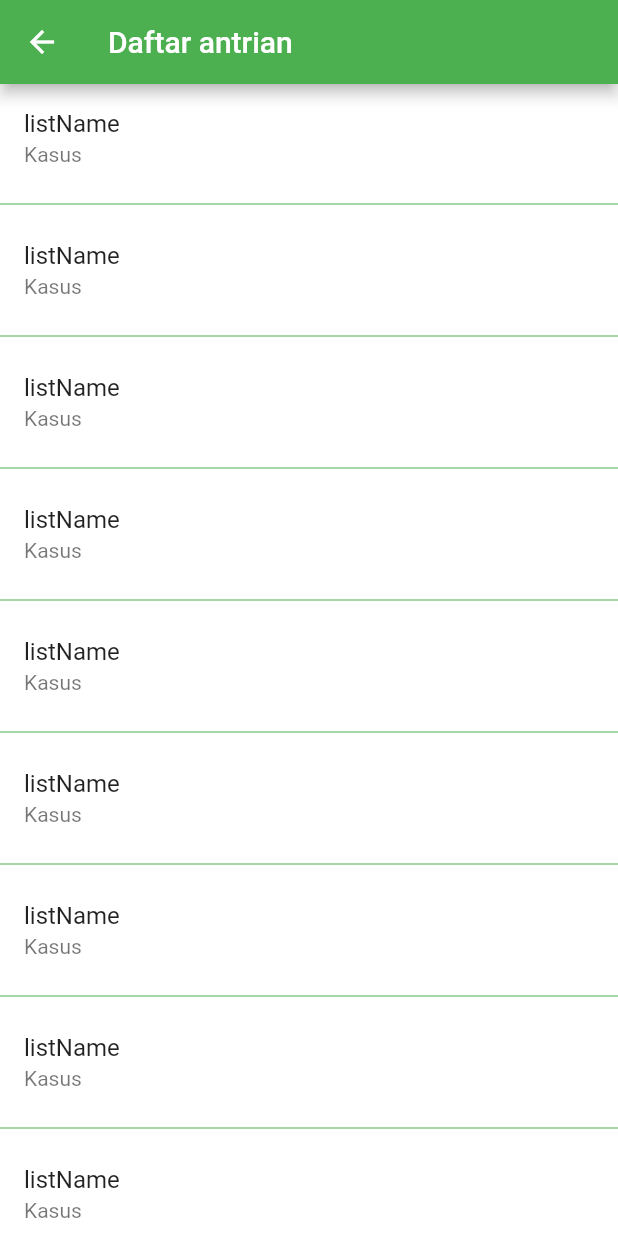
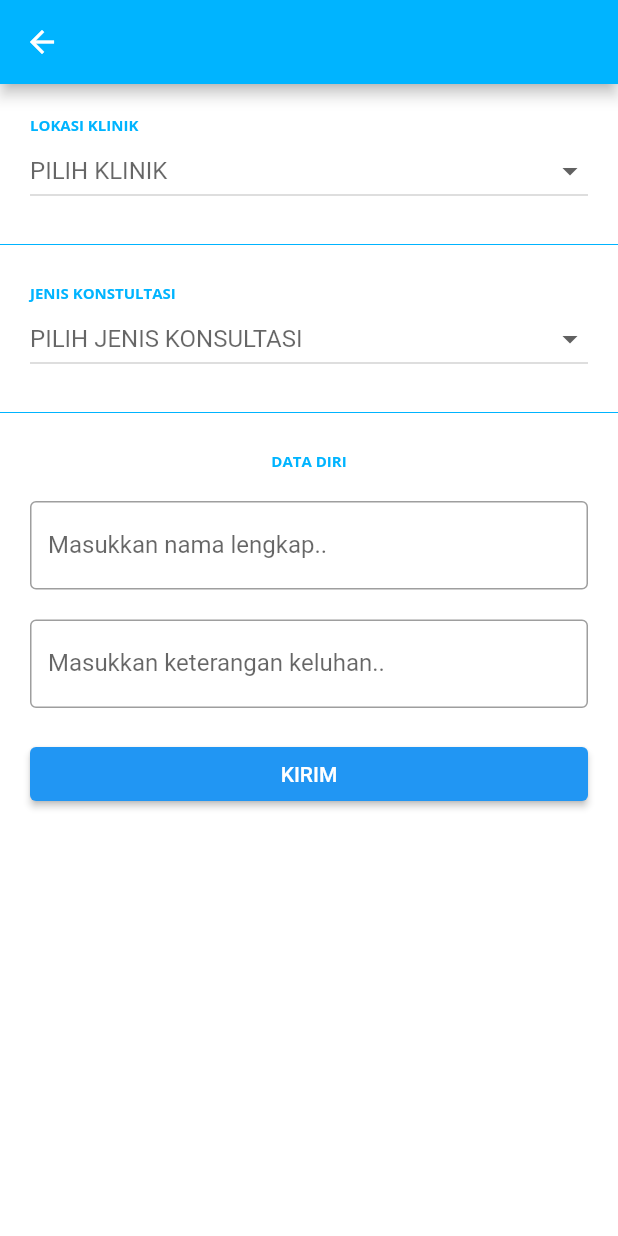
Before and after one commit to nahdian-dev/realtime-monitoring, a Flutter app: the ListQueue screen opened directly, after a tap on "KLINIK KESEHATAN GANDUL", on a phone screen of 412 x 824 dp. Run offline on Flutter 3.47's test engine with Material 2 defaults, Android fonts, the phone set to English and light mode, and no system bars; our stand-ins replace firebase_core, firebase_database, google_fonts; accounts and stored records are empty.

Commit message:
form add consultation

```diff
--- a/lib/main.dart
+++ b/lib/main.dart
@@ -18,7 +18,7 @@ class MyApp extends StatelessWidget {
         scaffoldBackgroundColor: white,
         bottomAppBarColor: Color(0xFFFFFFFF),
         appBarTheme: AppBarTheme(
-          backgroundColor: primary,
+          backgroundColor: blue,
         ),
         primarySwatch: Colors.blue,
       ),
--- a/lib/pages/account/account.dart
+++ b/lib/pages/account/account.dart
@@ -4,7 +4,11 @@ import 'package:realtime_monitoring/views/user_access/login/login.dart';
 class Account extends StatelessWidget {
   @override
   Widget build(BuildContext context) {
-    return Column(
+    return Scaffold(
+      appBar: AppBar(
+        title: Text("ACCOUNT"),
+      ),
+      body: Column(
         crossAxisAlignment: CrossAxisAlignment.start,
         children: [
           Support(
@@ -22,6 +26,7 @@ class Account extends StatelessWidget {
             ),
           ),
         ],
+      ),
     );
   }
 }
--- /dev/null
+++ b/lib/pages/form_add_consultation/add_consultation.dart
@@ -0,0 +1,168 @@
+import 'package:flutter/material.dart';
+import 'package:google_fonts/google_fonts.dart';
+import 'package:realtime_monitoring/config/configuration.dart';
+
+class AddConsultation extends StatefulWidget {
+  @override
+  _AddConsultationState createState() => _AddConsultationState();
+}
+
+class _AddConsultationState extends State<AddConsultation> {
+  final _controllerName = TextEditingController();
+  final _controllerConsultation = TextEditingController();
+
+  String _selectedClinic;
+
+  List _clinic = [
+    "KLINIK KESEHATAN GANDUL",
+    "KLINIK KESEHATAN CINERE",
+  ];
+
+  String _selectedConsultation;
+
+  List _consultation = [
+    'Alergi',
+    'Diabetes',
+    'Kulit dan kelamin',
+    'Gizi',
+    'Kanker',
+    'Kebidanan dan kandungan',
+    'Gigi dan mulut',
+    'Mata',
+    'Seksualitas',
+    'Telinga-hidung-tenggorok',
+    'Tulang',
+    'Kolesterol',
+    'Jantung',
+    'Flu',
+    'Ginjal dan hati',
+    'Virus',
+    'Infeksi',
+    'Psikologis',
+    'Cedera luar',
+  ];
+
+  @override
+  Widget build(BuildContext context) {
+    return Scaffold(
+      appBar: AppBar(),
+      body: ListView(
+        children: [
+          // LOKASI KLINIK
+          Container(
+            width: 120,
+            margin: EdgeInsets.all(20),
+            child: Column(
+              crossAxisAlignment: CrossAxisAlignment.start,
+              children: [
+                Text("LOKASI KLINIK",
+                    style: GoogleFonts.openSans(
+                        fontSize: 10,
+                        color: blue,
+                        fontWeight: FontWeight.bold)),
+                DropdownButton(
+                  isExpanded: true,
+                  hint: (_selectedClinic == null)
+                      ? Text("PILIH KLINIK")
+                      : Text(_selectedClinic),
+                  value: _selectedClinic,
+                  items: _clinic.map((value) {
+                    return DropdownMenuItem(
+                      child: Text(value),
+                      value: value,
+                    );
+                  }).toList(),
+                  onChanged: (value) {
+                    setState(() {
+                      _selectedClinic = value;
+                    });
+                  },
+                ),
+              ],
+            ),
+          ),
+          Divider(height: 10, color: blue),
+
+          // LOKASI KLINIK
+          Container(
+            width: 120,
+            margin: EdgeInsets.all(20),
+            child: Column(
+              crossAxisAlignment: CrossAxisAlignment.start,
+              children: [
+                Text("JENIS KONSTULTASI",
+                    style: GoogleFonts.openSans(
+                        fontSize: 10,
+                        color: blue,
+                        fontWeight: FontWeight.bold)),
+                DropdownButton(
+                  isExpanded: true,
+                  hint: (_selectedConsultation == null)
+                      ? Text("PILIH JENIS KONSULTASI")
+                      : Text(_selectedConsultation),
+                  value: _selectedConsultation,
+                  items: _consultation.map((value) {
+                    return DropdownMenuItem(
+                      child: Text(value),
+                      value: value,
+                    );
+                  }).toList(),
+                  onChanged: (value) {
+                    setState(() {
+                      _selectedConsultation = value;
+                    });
+                  },
+                ),
+              ],
+            ),
+          ),
+          Divider(height: 10, color: blue),
+
+          //NAMA
+          Container(
+            width: 120,
+            margin: EdgeInsets.all(20),
+            child: Column(
+              crossAxisAlignment: CrossAxisAlignment.start,
+              children: [
+                Center(
+                  child: Text("DATA DIRI",
+                      style: GoogleFonts.openSans(
+                          fontSize: 10,
+                          color: blue,
+                          fontWeight: FontWeight.bold)),
+                ),
+                SizedBox(height: 20),
+
+                // NAMA
+                TextField(
+                  controller: _controllerName,
+                  decoration: InputDecoration(
+                    labelText: "Masukkan nama lengkap..",
+                    border: OutlineInputBorder(),
+                  ),
+                ),
+                SizedBox(height: 20),
+
+                //KETERANGAN KELUHAN
+                TextField(
+                  controller: _controllerConsultation,
+                  decoration: InputDecoration(
+                    labelText: "Masukkan keterangan keluhan..",
+                    border: OutlineInputBorder(),
+                  ),
+                ),
+                SizedBox(height: 20),
+
+                Container(
+                  width: double.infinity,
+                  child: ElevatedButton(onPressed: () {}, child: Text("KIRIM")),
+                ),
+              ],
+            ),
+          ),
+        ],
+      ),
+    );
+  }
+}
--- a/lib/pages/list_queue/detail_list_queue.dart
+++ /dev/null
@@ -1,30 +0,0 @@
-import 'package:flutter/material.dart';
-
-class DetailListQueue extends StatefulWidget {
-  @override
-  _DetailListQueueState createState() => _DetailListQueueState();
-}
-
-class _DetailListQueueState extends State<DetailListQueue> {
-  @override
-  Widget build(BuildContext context) {
-    return Scaffold(
-      appBar: AppBar(
-        title: Text("Daftar antrian"),
-        backgroundColor: Colors.green,
-      ),
-      body: ListView.separated(
-        itemCount: 10,
-        itemBuilder: (context, index) {
-          return ListTile(
-            title: Text("listName"),
-            subtitle: Text("Kasus"),
-          );
-        },
-        separatorBuilder: (context, index) {
-          return Divider(color: Colors.green);
-        },
-      ),
-    );
-  }
-}
--- a/lib/pages/list_queue/list_queue.dart
+++ b/lib/pages/list_queue/list_queue.dart
@@ -4,7 +4,7 @@ import 'package:flutter/material.dart';
 import 'package:google_fonts/google_fonts.dart';
 import 'package:realtime_monitoring/config/configuration.dart';
 import 'package:realtime_monitoring/controllers/todo.dart';
-import 'package:realtime_monitoring/views/list_queue/detail_list_queue.dart';
+import 'package:realtime_monitoring/pages/form_add_consultation/add_consultation.dart';
 
 class ListQueue extends StatefulWidget {
   @override
@@ -40,7 +40,8 @@ class _ListQueueState extends State<ListQueue> {
         backgroundColor: blue,
         centerTitle: true,
         title: Text("ANTRIAN KLINIK TERDEKAT",
-            style: GoogleFonts.openSans(fontSize: 20, color: white, fontWeight: FontWeight.bold)),
+            style: GoogleFonts.openSans(
+                fontSize: 20, color: white, fontWeight: FontWeight.bold)),
       ),
       body: ListView.builder(
         itemCount: 2,
@@ -51,7 +52,7 @@ class _ListQueueState extends State<ListQueue> {
                 context,
                 PageRouteBuilder(
                     pageBuilder: (context, animation, secondaryAnimation) =>
-                        DetailListQueue(),
+                        AddConsultation(),
                     transitionsBuilder:
                         (context, animation, secondaryAnimation, child) {
                       return child;
```
Lines whose indentation alone changed are shown as unchanged.
